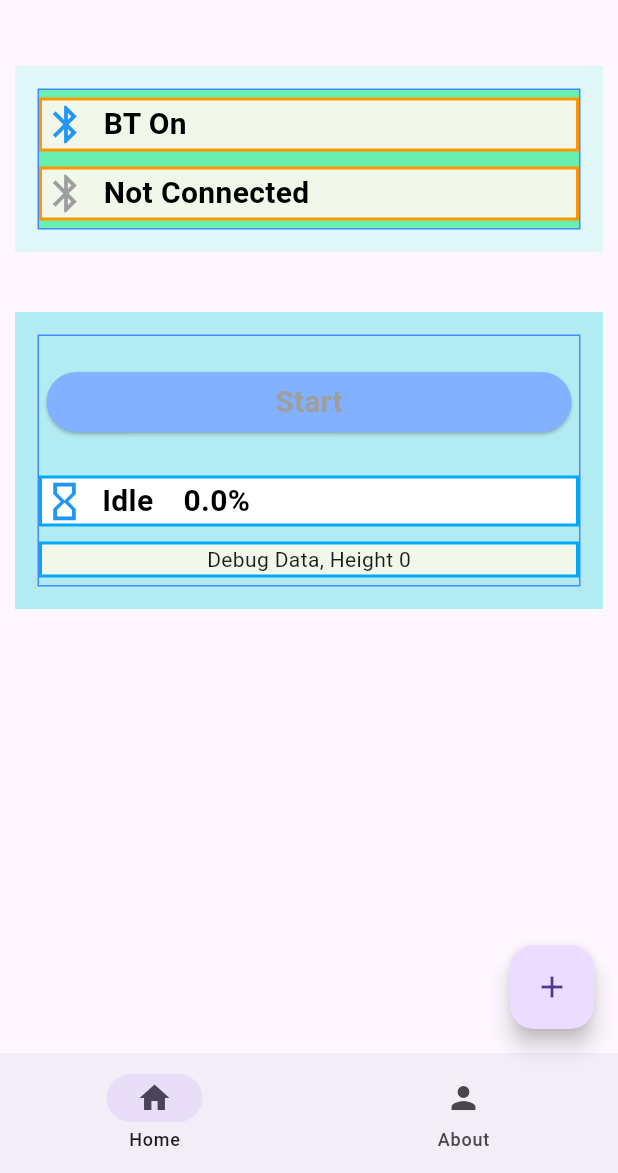
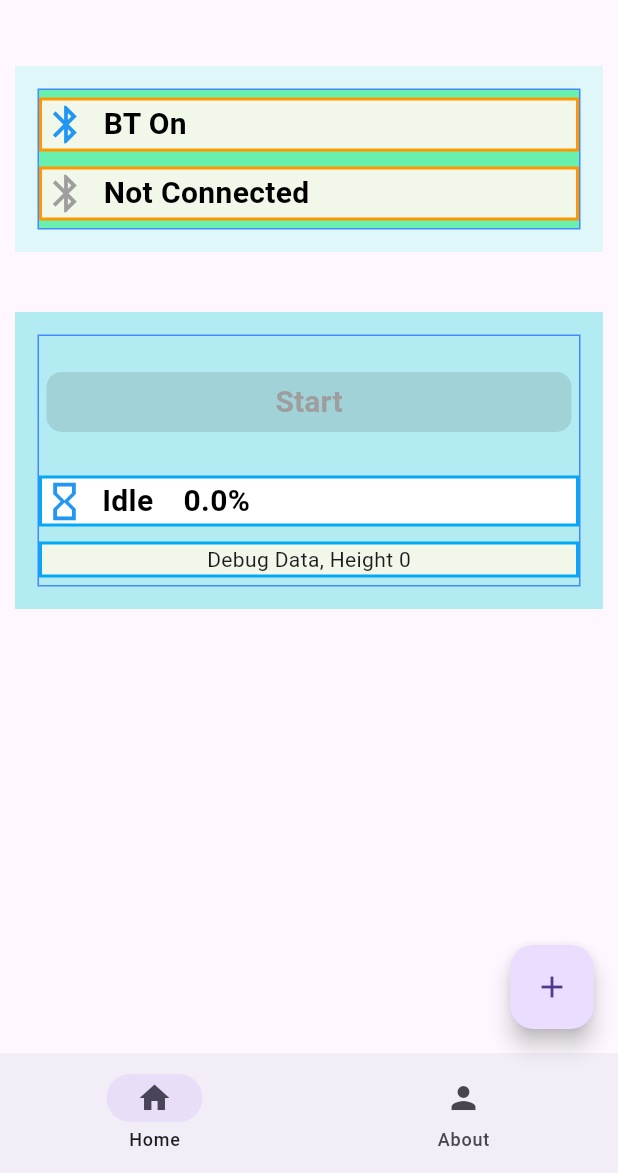
Before and after one commit to AsiGlassi/DoughFermentationApp, a Flutter app: the screen it shows after launch, on a phone screen of 412 x 824 dp, the part 63-1236 px from its top. Run offline on Flutter 3.47's test engine with Material 3 defaults, Android fonts, the light colour scheme and no system bars; our stand-ins replace flutter_blue_plus.

Commit message:
Disable start/stop button

```diff
--- a/lib/home_page.dart
+++ b/lib/home_page.dart
@@ -188,25 +188,33 @@ class _HomePageState extends State<HomePage> {
                       backgroundColor: Colors.blueAccent[100], // background color
                       foregroundColor: Colors.white, // text color
                       shape: RoundedRectangleBorder(
-                        borderRadius: BorderRadius.circular(20),
+                        borderRadius: BorderRadius.circular(10),
                       ),
                       padding: const EdgeInsets.symmetric(vertical: 5),
                     ),
-                    onPressed: () {
+                    onPressed: IsStartStopDisabled()? null : () {
                       if (serviceConnected) {
                         if ((startStopCharactaristics != null) && serviceConnected) {
                           if (doughServcieStatus == DoughServcieStatusEnum.idle) {
                             debugPrint('Start Fermentation Monitoring.');
                             startStopCharactaristics!.write([0x1]);
-                          } else {
+                          } else if (doughServcieStatus != DoughServcieStatusEnum.Error) {
                             debugPrint('Stop Fermentation Monitoring.');
                             startStopCharactaristics!.write([0x0]);
+                          } else {
+                            null;
                           }
+                        } else {
+                          null;
                         }
-                      }
-                      ; //disable
+                      };
                     },
-                    child: Text((doughServcieStatus == DoughServcieStatusEnum.idle) ? 'Start' : 'Stop',
+                    child: Text(
+                        (doughServcieStatus == DoughServcieStatusEnum.idle)
+                        ? 'Start'
+                        : (doughServcieStatus == DoughServcieStatusEnum.Error)
+                          ? 'Error'
+                          : 'Stop',
                       style: TextStyle(
                         fontSize: 20,
                         fontWeight: FontWeight.bold,
@@ -345,6 +353,10 @@ class _HomePageState extends State<HomePage> {
     ]
       )
     );
+  }
+
+  bool IsStartStopDisabled() {
+    return (!serviceConnected || doughServcieStatus == DoughServcieStatusEnum.Error);
   }
 
   @override
```
